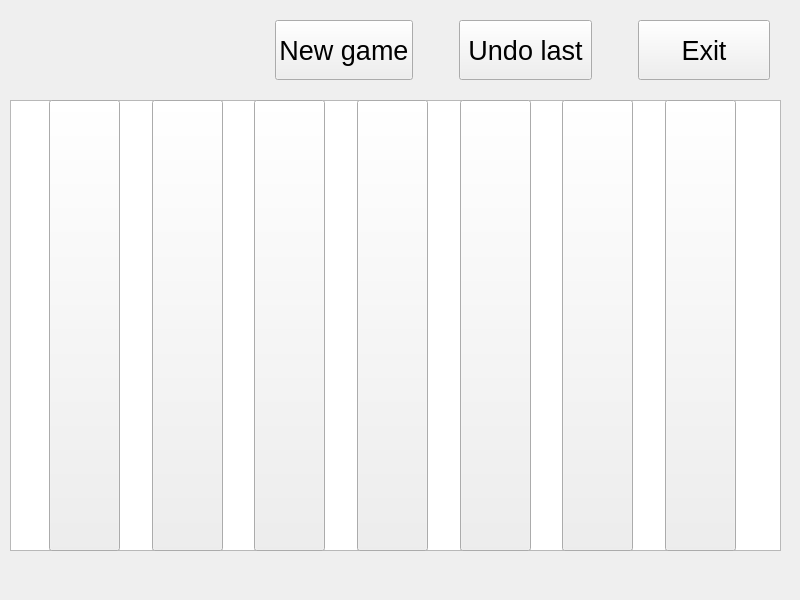
Qt form src/forms/BoardWindow.ui (wshknmt/Connect-4) before a commit.
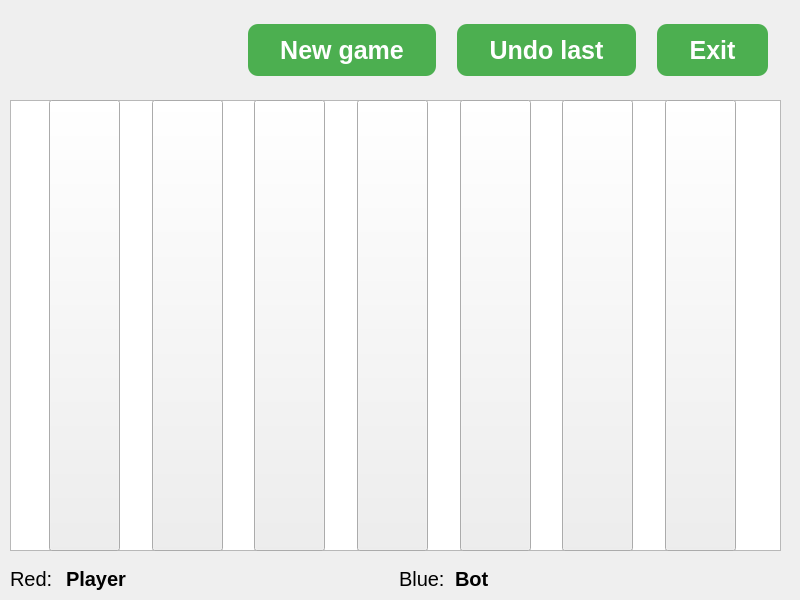
The same form after that commit.

```diff
--- a/src/forms/BoardWindow.ui
+++ b/src/forms/BoardWindow.ui
@@ -340,9 +340,34 @@
        </property>
        <property name="font">
         <font>
-         <pointsize>20</pointsize>
+         <pointsize>-1</pointsize>
+         <bold>true</bold>
+         <underline>false</underline>
+         <strikeout>false</strikeout>
         </font>
        </property>
+       <property name="styleSheet">
+        <string notr="true">QPushButton {
+	background-color: #4CAF50;
+	border: none;
+	color: white;
+	padding: 10px 32px;
+	text-align: center;
+	text-decoration: none;
+	display: inline-block;
+	font-size: 25px;
+	font-weight: bold;
+	margin: 4px 2px;
+	cursor: pointer;
+	border-radius: 10px;
+}
+QPushButton:hover {
+	background-color: #45a049;
+}
+QPushButton:pressed {
+	background-color: #3e8e41;
+}</string>
+       </property>
        <property name="text">
         <string>New game</string>
        </property>
@@ -374,9 +399,34 @@
        </property>
        <property name="font">
         <font>
-         <pointsize>20</pointsize>
+         <pointsize>-1</pointsize>
+         <bold>true</bold>
+         <underline>false</underline>
+         <strikeout>false</strikeout>
         </font>
        </property>
+       <property name="styleSheet">
+        <string notr="true">QPushButton {
+	background-color: #4CAF50;
+	border: none;
+	color: white;
+	padding: 10px 32px;
+	text-align: center;
+	text-decoration: none;
+	display: inline-block;
+	font-size: 25px;
+	font-weight: bold;
+	margin: 4px 2px;
+	cursor: pointer;
+	border-radius: 10px;
+}
+QPushButton:hover {
+	background-color: #45a049;
+}
+QPushButton:pressed {
+	background-color: #3e8e41;
+}</string>
+       </property>
        <property name="text">
         <string>Undo last</string>
        </property>
@@ -408,9 +458,34 @@
        </property>
        <property name="font">
         <font>
-         <pointsize>20</pointsize>
+         <pointsize>-1</pointsize>
+         <bold>true</bold>
+         <underline>false</underline>
+         <strikeout>false</strikeout>
         </font>
        </property>
+       <property name="styleSheet">
+        <string notr="true">QPushButton {
+	background-color: #4CAF50;
+	border: none;
+	color: white;
+	padding: 10px 32px;
+	text-align: center;
+	text-decoration: none;
+	display: inline-block;
+	font-size: 25px;
+	font-weight: bold;
+	margin: 4px 2px;
+	cursor: pointer;
+	border-radius: 10px;
+}
+QPushButton:hover {
+	background-color: #45a049;
+}
+QPushButton:pressed {
+	background-color: #3e8e41;
+}</string>
+       </property>
        <property name="text">
         <string>Exit</string>
        </property>
@@ -434,6 +509,81 @@
      </item>
     </layout>
    </widget>
+   <widget class="QWidget" name="horizontalLayoutWidget_3">
+    <property name="geometry">
+     <rect>
+      <x>10</x>
+      <y>560</y>
+      <width>771</width>
+      <height>38</height>
+     </rect>
+    </property>
+    <layout class="QHBoxLayout" name="horizontalLayout_3">
+     <item>
+      <widget class="QLabel" name="label">
+       <property name="maximumSize">
+        <size>
+         <width>50</width>
+         <height>16777215</height>
+        </size>
+       </property>
+       <property name="font">
+        <font>
+         <pointsize>15</pointsize>
+        </font>
+       </property>
+       <property name="text">
+        <string>Red:</string>
+       </property>
+      </widget>
+     </item>
+     <item>
+      <widget class="QLabel" name="redLabel">
+       <property name="font">
+        <font>
+         <pointsize>15</pointsize>
+         <bold>true</bold>
+        </font>
+       </property>
+       <property name="text">
+        <string>Player</string>
+       </property>
+      </widget>
+     </item>
+     <item>
+      <widget class="QLabel" name="label_3">
+       <property name="maximumSize">
+        <size>
+         <width>50</width>
+         <height>16777215</height>
+        </size>
+       </property>
+       <property name="font">
+        <font>
+         <pointsize>15</pointsize>
+         <bold>false</bold>
+        </font>
+       </property>
+       <property name="text">
+        <string>Blue:</string>
+       </property>
+      </widget>
+     </item>
+     <item>
+      <widget class="QLabel" name="blueLabel">
+       <property name="font">
+        <font>
+         <pointsize>15</pointsize>
+         <bold>true</bold>
+        </font>
+       </property>
+       <property name="text">
+        <string>Bot</string>
+       </property>
+      </widget>
+     </item>
+    </layout>
+   </widget>
   </widget>
  </widget>
  <resources/>
```
Left out of the diff: 2 changed lines with no effect on the pictures.
